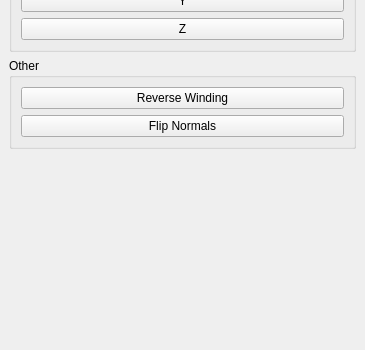
First picture: the form in src/ui/TransformDock.ui, repository Warzone2100/WMIT, before the edit; both pictures show x 0 to 365 and y 283 to 633 of the 365 by 633 pixel window.
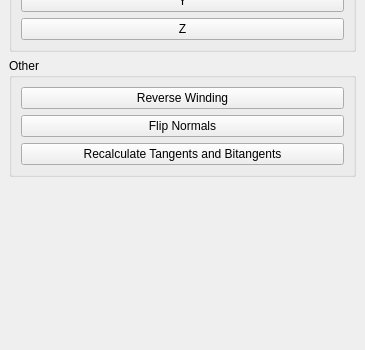
Second picture: the form after the edit.

```diff
--- a/src/ui/TransformDock.ui
+++ b/src/ui/TransformDock.ui
@@ -12,8 +12,8 @@
   </property>
   <property name="minimumSize">
    <size>
-    <width>208</width>
-    <height>574</height>
+    <width>297</width>
+    <height>607</height>
    </size>
   </property>
   <property name="features">
@@ -212,6 +212,13 @@
          </property>
         </widget>
        </item>
+       <item>
+        <widget class="QPushButton" name="recalculateTBButton">
+         <property name="text">
+          <string>Recalculate Tangents and Bitangents</string>
+         </property>
+        </widget>
+       </item>
       </layout>
      </widget>
     </item>
```
